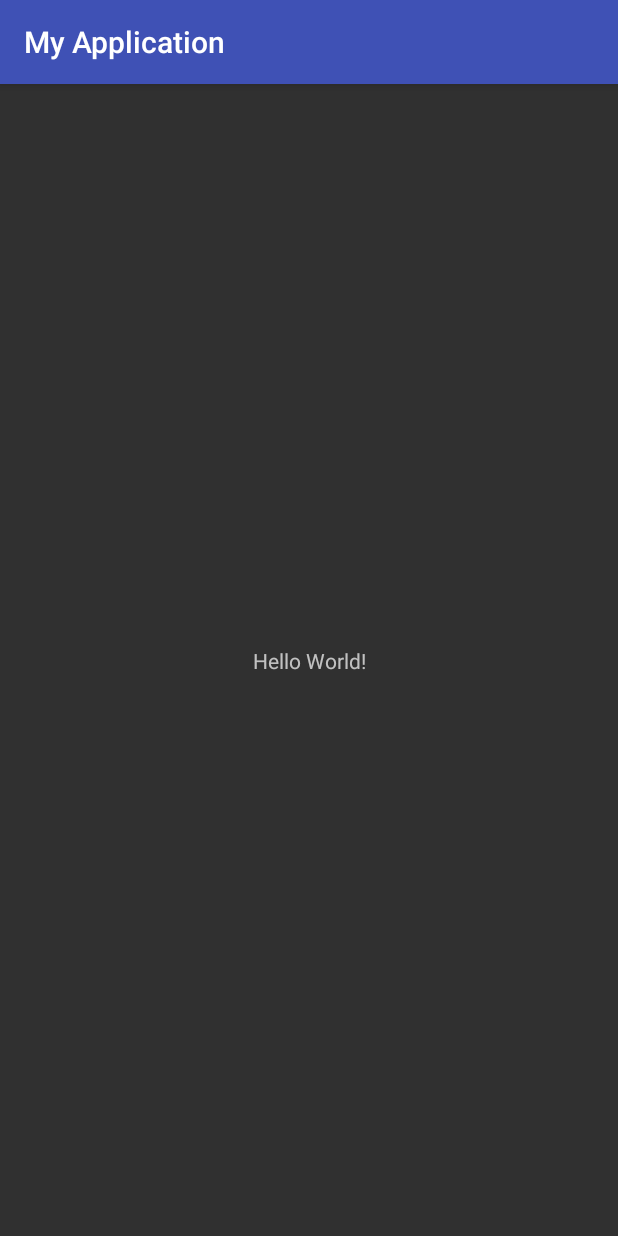
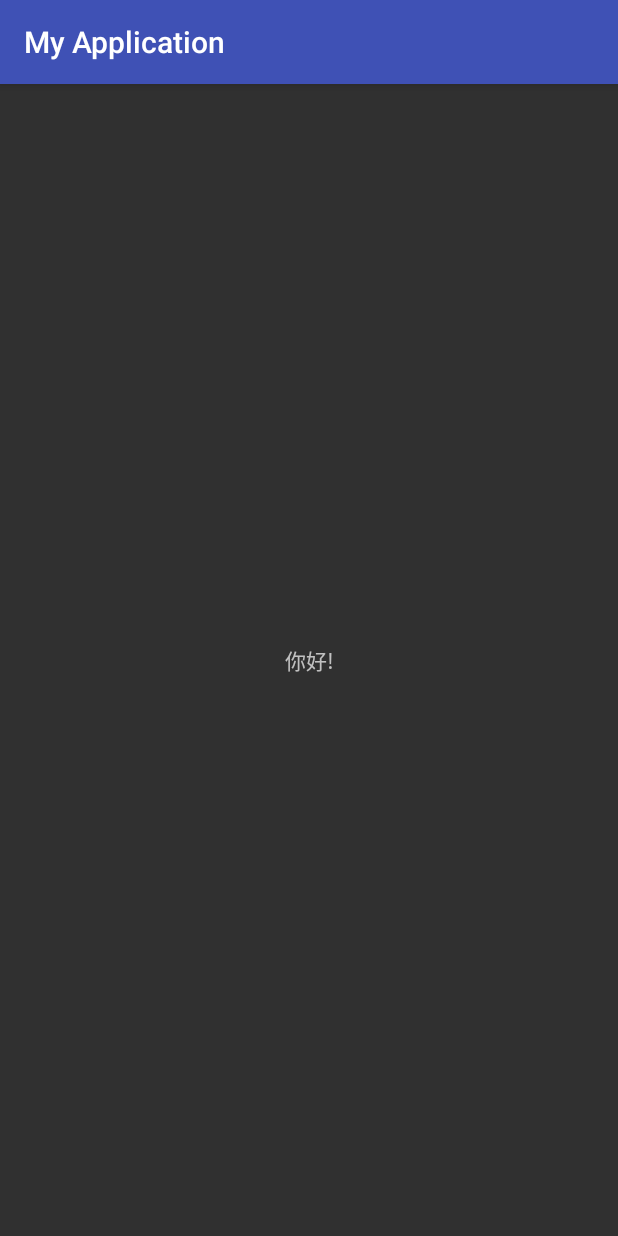
Before and after one commit to iotFirst/MyApplication, an Android app: the screen it shows after launch (MainActivity), on a phone screen of 412 x 824 dp. Run offline under Robolectric (Android 15) with nearby library versions, the phone set to English and light mode, and no system bars.

Commit message:
第一次提交

```diff
--- a/app/src/main/java/com/example/shirley/myapplication/MainActivity.java
+++ b/app/src/main/java/com/example/shirley/myapplication/MainActivity.java
@@ -2,8 +2,10 @@ package com.example.shirley.myapplication;
 
 import android.support.v7.app.AppCompatActivity;
 import android.os.Bundle;
+import android.widget.Button;
 
 public class MainActivity extends AppCompatActivity {
+    private Button btn;
 
     @Override
     protected void onCreate(Bundle savedInstanceState) {
--- a/app/src/main/res/layout/activity_main.xml
+++ b/app/src/main/res/layout/activity_main.xml
@@ -10,10 +10,11 @@
     <TextView
         android:layout_width="wrap_content"
         android:layout_height="wrap_content"
-        android:text="Hello World!"
+        android:text="你好!"
         app:layout_constraintBottom_toBottomOf="parent"
         app:layout_constraintLeft_toLeftOf="parent"
         app:layout_constraintRight_toRightOf="parent"
         app:layout_constraintTop_toTopOf="parent" />
 
+
 </android.support.constraint.ConstraintLayout>
```
